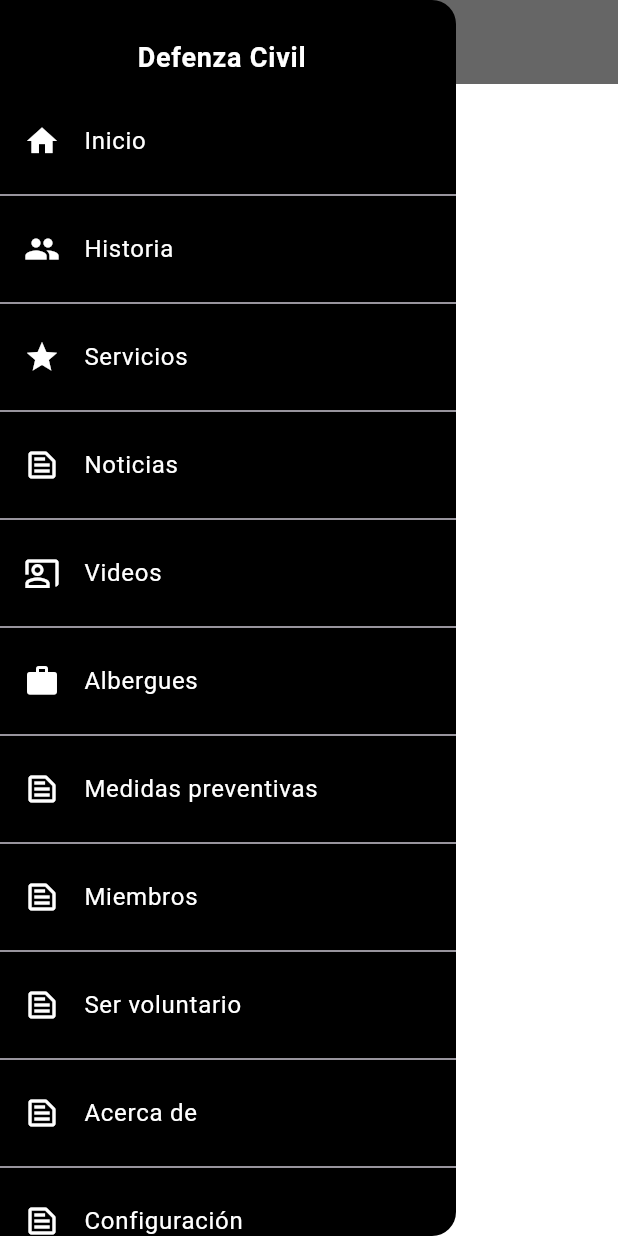
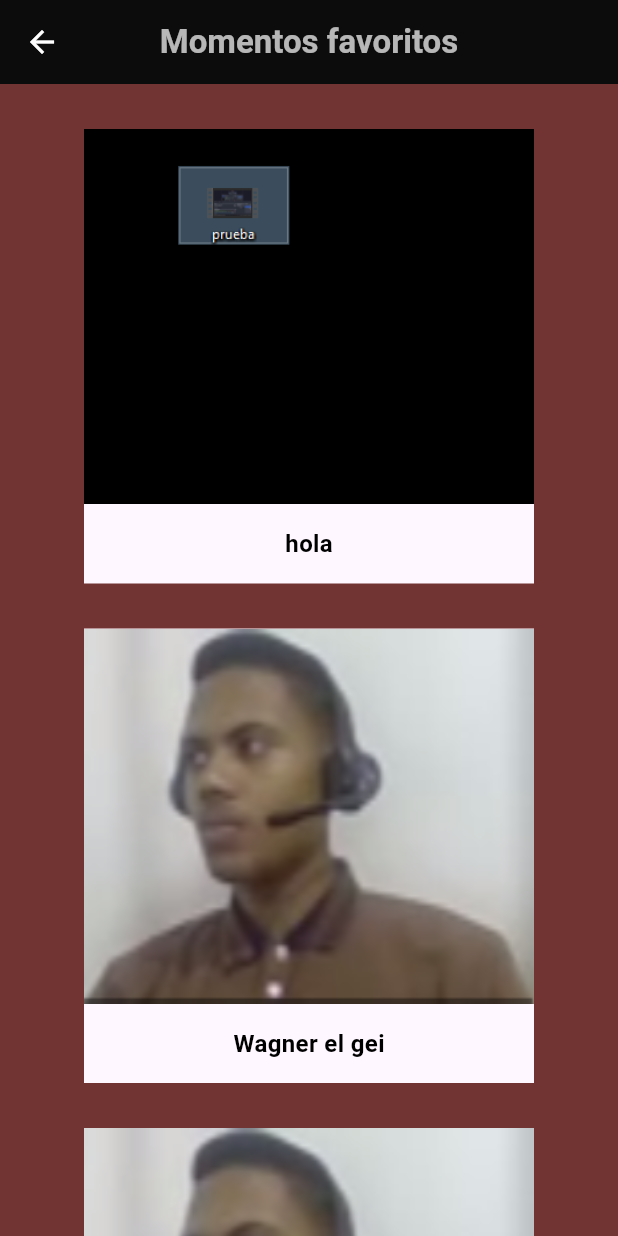
Before and after one commit to ElieGomez/DenfesaCivilAPP, a Flutter app: the screen it shows after launch, in the side drawer, after a tap on "Servicios", on a phone screen of 412 x 824 dp. Run offline on Flutter 3.47's test engine with Material 3 defaults, Android fonts, the phone set to English and light mode, and no system bars; our stand-ins replace flick_video_player, video_player.

Commit message:
Creacion de apartado Todo, Detalles, cajas

```diff
--- a/lib/main.dart
+++ b/lib/main.dart
@@ -1,5 +1,6 @@
 // ignore_for_file: prefer_const_constructors
 
+import 'package:defensacivilapp/screens/Todo.dart';
 import 'package:flutter/material.dart';
 
 import 'screens/Inicio.dart';
@@ -14,6 +15,7 @@
     return MaterialApp(
         debugShowCheckedModeBanner: false,
         title: 'Defenza civil',
+        routes: {'/prueba': (context) => TodosScroll()},
         home: Inicio());
   }
 }
--- /dev/null
+++ b/lib/screens/CajasDeTodo.dart
@@ -0,0 +1,103 @@
+// ignore_for_file: file_names, avoid_unnecessary_containers, prefer_const_constructors
+
+import 'package:flutter/material.dart';
+
+import 'Detalles.dart';
+
+class CajasContent extends StatefulWidget {
+  final String imagePath;
+  final String name;
+  final String description;
+  final String videoPath;
+
+  // const CajasContent({Key? key}) : super(key: key);
+  const CajasContent({
+    Key? key,
+    required this.imagePath,
+    required this.videoPath,
+    required this.name,
+    required this.description,
+    // required this.description,
+  }) : super(key: key);
+
+  @override
+  State<CajasContent> createState() => _CajasContentState();
+
+  static Widget _buildPhotoCard(BuildContext context, String imagePath,
+      String name, String description, String videoPath) {
+    return Material(
+      child: InkWell(
+        onTap: () {
+          Navigator.push(
+            context,
+            MaterialPageRoute(
+                builder: (context) => Detalles(
+                      imagePath: imagePath,
+                      name: name,
+                      description: description,
+                      videoPath: videoPath,
+                    )),
+          );
+          // Aquí puedes definir la acción al hacer clic en la foto
+        },
+        child: Column(
+          children: [
+            Image.asset(
+              imagePath,
+              width: 300,
+              height: 250,
+              fit: BoxFit.cover,
+            ),
+            SizedBox(height: 15),
+            Text(
+              name,
+              style: TextStyle(
+                fontSize: 16,
+                color: Colors.black,
+                fontWeight: FontWeight.bold,
+              ),
+            ),
+            SizedBox(height: 15),
+          ],
+        ),
+      ),
+    );
+  }
+}
+
+class _CajasContentState extends State<CajasContent> {
+// LLENANDO LAS CAJAS CON LA INFO QUE CONSEGUI Y PASANDOSELA / ESTRUCTURA DONDE ESTAN LAS CAJAS
+  @override
+  Widget build(BuildContext context) {
+    return Container(
+      child: Center(
+        child: SingleChildScrollView(
+          scrollDirection: Axis.vertical,
+          child: Column(
+            mainAxisAlignment: MainAxisAlignment.center,
+            children: [
+              SizedBox(height: 30),
+              CajasContent._buildPhotoCard(context, widget.imagePath,
+                  widget.name, widget.description, widget.videoPath),
+              SizedBox(height: 30),
+              CajasContent._buildPhotoCard(
+                  context,
+                  'assets/elgei.png',
+                  'Wagner el gei',
+                  '''El Planeta Miller donde 1 hora en es igual a 7 años en la Tierra, Es un mundo oceánico fascinante donde el tiempo transcurre de manera excepcionalmente dilatada en comparación con la Tierra. Cada hora en Miller equivale a siete años terrestres, lo que crea un fenómeno temporal desconcertante y único. ''',
+                  '2'),
+              SizedBox(height: 30),
+              CajasContent._buildPhotoCard(
+                  context,
+                  'assets/elgei.png',
+                  'Eliezer el',
+                  'La emocionante travesia de intentar salvar la raza de la humanidad al conquistar otros planetas.',
+                  '3'),
+              SizedBox(height: 30),
+            ],
+          ),
+        ),
+      ),
+    );
+  }
+}
--- a/lib/screens/Drawer.dart
+++ b/lib/screens/Drawer.dart
@@ -64,7 +64,7 @@ class DrawerContent extends StatelessWidget {
               title: Text("Servicios",
                   style: TextStyle(color: Color.fromARGB(255, 255, 255, 255))),
               onTap: () {
-                Navigator.pushNamed(context, '/MomentosEspeciales');
+                Navigator.pushNamed(context, '/prueba');
               }),
           Divider(),
           ListTile(
--- /dev/null
+++ b/lib/screens/Todo.dart
@@ -0,0 +1,58 @@
+// ignore_for_file: prefer_const_constructors, use_key_in_widget_constructors, prefer_const_literals_to_create_immutables, avoid_unnecessary_containers, file_names, sized_box_for_whitespace
+
+import 'package:defensacivilapp/screens/CajasDeTodo.dart';
+import 'package:flutter/material.dart';
+
+// ESTO ES PARA MOSTRAR el apartado de TODO pero con alguna pagina al lado para poder hacer
+
+class TodosScroll extends StatelessWidget {
+  @override
+  Widget build(BuildContext context) {
+    return Scaffold(
+        appBar: AppBar(
+            iconTheme: IconThemeData(color: Colors.white),
+            backgroundColor: Color.fromARGB(255, 12, 12, 12),
+            elevation: 0,
+            centerTitle: true,
+            title: Text('Momentos favoritos',
+                style: TextStyle(
+                    color: Color.fromARGB(179, 255, 255, 255),
+                    fontWeight: FontWeight.bold))),
+        body: PageView(
+          // physics: BouncingScrollPhysics(),
+          scrollDirection: Axis.horizontal,
+          children: [VistaTodos(), VistaTodos()],
+        ));
+  }
+}
+
+// Apartado en si con el background añadido personalizado
+class VistaTodos extends StatelessWidget {
+  @override
+  Widget build(BuildContext context) {
+    return Stack(
+      children: [
+        //background image
+        Background(),
+        CajasContent(
+            imagePath: "assets/pruebaImg.png",
+            name: "hola",
+            description: "heos",
+            videoPath: "assets/pruebaVideo.mkv"),
+      ],
+    );
+  }
+}
+
+//background personalizado
+class Background extends StatelessWidget {
+  @override
+  Widget build(BuildContext context) {
+    return Container(
+      color: Color.fromRGBO(114, 51, 51, 1),
+      alignment: Alignment.topCenter,
+      // child:
+      //     Image(image: AssetImage('assets/pruebaImg.png'), fit: BoxFit.cover),
+    );
+  }
+}
--- a/pubspec.yaml
+++ b/pubspec.yaml
@@ -35,6 +35,8 @@ dependencies:
   # The following adds the Cupertino Icons font to your application.
   # Use with the CupertinoIcons class for iOS style icons.
   cupertino_icons: ^1.0.2
+  video_player: ^2.8.5
+  flick_video_player: ^0.7.0
 
 dev_dependencies:
   flutter_test:
@@ -59,7 +61,8 @@ flutter:
   uses-material-design: true
 
   # To add assets to your application, add an assets section, like this:
-  # assets:
+  assets:
+      - assets/
   #   - images/a_dot_burr.jpeg
   #   - images/a_dot_ham.jpeg
 
```
Also changed, not shown: lib/screens/Detalles.dart (added, +120 -0 lines), assets/elgei.png (added), assets/pruebaImg.png (added), pubspec.lock, 2 other files.
